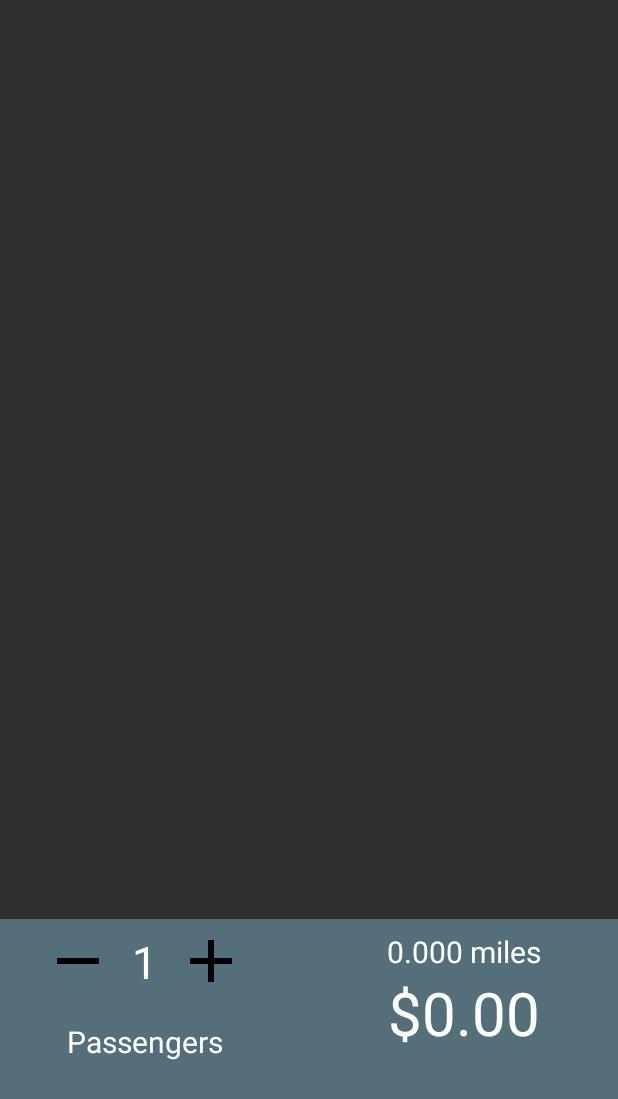
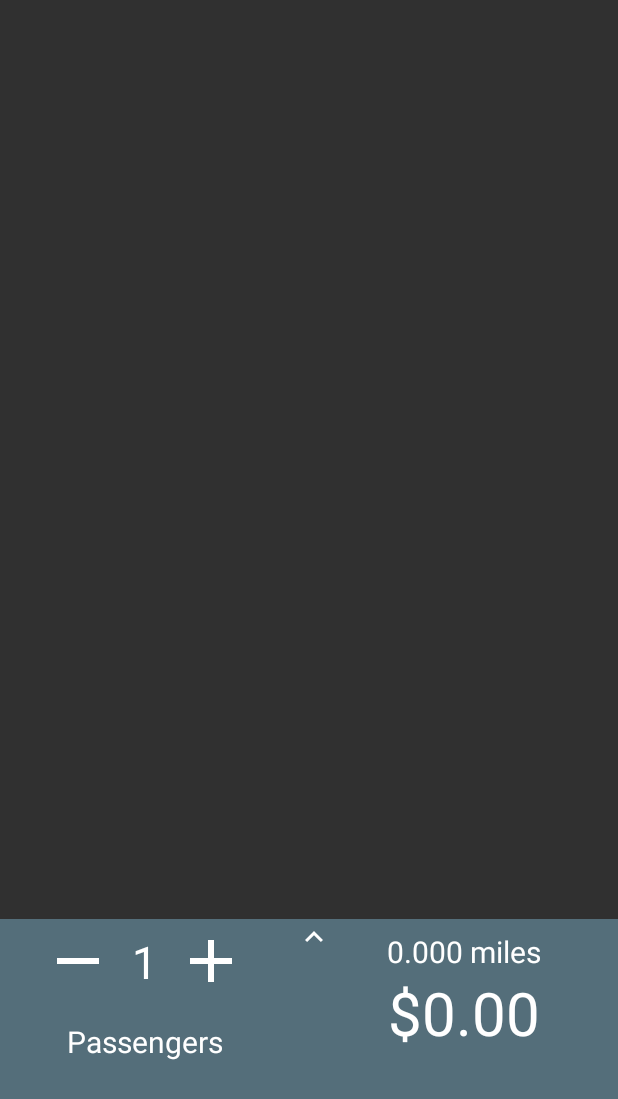
Before and after one commit to gherceg/no-free-ride, an Android app: the fragment SummaryFragment placed in its activity, on a phone screen of 412 x 824 dp, the part 137-1236 px from its top. Run offline under Robolectric (Android 15) with nearby library versions, the phone set to English and light mode, and no system bars; 3 statements that could not run were skipped.

Commit message:
minor changes

```diff
--- a/app/src/main/java/com/graham/nofreeride/activities/HomeActivity.java
+++ b/app/src/main/java/com/graham/nofreeride/activities/HomeActivity.java
@@ -13,10 +13,11 @@ import com.google.android.gms.maps.model.LatLng;
 import com.graham.nofreeride.R;
 import com.graham.nofreeride.fragments.home.HomeFragment;
 import com.graham.nofreeride.fragments.summary.SummaryFragment;
+import com.graham.nofreeride.utils.LocationTrackingService;
 
 import java.util.ArrayList;
 
-public class HomeActivity extends AppCompatActivity implements HomeFragment.HomeFragmentListener {
+public class HomeActivity extends AppCompatActivity implements HomeFragment.HomeFragmentListener, SummaryFragment.SummaryFragmentListener {
 
     HomeFragment homeFragment;
     Toolbar toolbar;
@@ -74,20 +75,19 @@ public class HomeActivity extends AppCompatActivity implements HomeFragment.Home
 
     @Override
     public void onStopDrivePressed(ArrayList<LatLng> latLngs, double distance) {
-        // parse locations array and start new fragment
-//        ParcelableLocations parcelableLocations = new ParcelableLocations(locations);
-
-//        ArrayList<LatLng> locations1 = new ArrayList<>();
-//        locations1.add(new LatLng(25.76, -80.1918));
-//        locations1.add(new LatLng(26.76, -80.1918));
-//        locations1.add(new LatLng(27.76, -80.1918));
-//        locations1.add(new LatLng(28.76, -80.1918));
-//        locations1.add(new LatLng(29.76, -80.1918));
-
-
-
         FragmentManager fragmentManager = getSupportFragmentManager();
         fragmentManager.beginTransaction().replace(R.id.frag_container, SummaryFragment.newInstance(distance,latLngs)).addToBackStack(null).commit();
+    }
 
+    @Override
+    public void onStartDrivePressed() {
+        // start location tracking service
+        Intent i = new Intent(getApplicationContext(), LocationTrackingService.class);
+        startService(i);
+    }
+
+    @Override
+    public void onSummarySwipeUp() {
+        // start detailed summary page
     }
 }
--- a/app/src/main/java/com/graham/nofreeride/fragments/home/HomeController.java
+++ b/app/src/main/java/com/graham/nofreeride/fragments/home/HomeController.java
@@ -64,11 +64,12 @@ public class HomeController implements HomeContract.controller {
 
     private void startDrive() {
         // tell the view the drive has started
-        view.driveHasStarted();
+//        view.driveHasStarted();
+        view.startDrive();
         isDriving = true;
 
         // TODO: should start tracking, receiving location updates on an interval
-        locationTracker.startLocationUpdates();
+//        locationTracker.startLocationUpdates();
     }
 
 
--- a/app/src/main/java/com/graham/nofreeride/fragments/home/HomeFragment.java
+++ b/app/src/main/java/com/graham/nofreeride/fragments/home/HomeFragment.java
@@ -49,7 +49,7 @@ public class HomeFragment extends Fragment implements HomeContract.view, View.On
 
     public interface HomeFragmentListener {
         void onStopDrivePressed(ArrayList<LatLng> latLngs, double distance);
-
+        void onStartDrivePressed();
     }
 
     private static final int PERMISSIONS_REQUEST_LOCATION = 1;
@@ -204,8 +204,7 @@ public class HomeFragment extends Fragment implements HomeContract.view, View.On
     @Override
     public void startDrive() {
         // Start background location tracking service
-        Intent i = new Intent(getContext().getApplicationContext(), LocationTrackingService.class);
-        getContext().startService(i);
+        mListener.onStartDrivePressed();
     }
 
     @Override
--- a/app/src/main/java/com/graham/nofreeride/fragments/summary/SummaryFragment.java
+++ b/app/src/main/java/com/graham/nofreeride/fragments/summary/SummaryFragment.java
@@ -1,5 +1,6 @@
 package com.graham.nofreeride.fragments.summary;
 
+import android.gesture.Gesture;
 import android.location.Location;
 import android.media.Image;
 import android.os.Bundle;
@@ -9,7 +10,9 @@ import android.support.v4.app.Fragment;
 import android.support.v7.app.ActionBar;
 import android.support.v7.app.AppCompatActivity;
 import android.util.Log;
+import android.view.GestureDetector;
 import android.view.LayoutInflater;
+import android.view.MotionEvent;
 import android.view.View;
 import android.view.ViewGroup;
 import android.widget.Button;
@@ -40,11 +43,11 @@ import static android.content.ContentValues.TAG;
  * Created by grahamherceg on 2/10/18.
  */
 
-public class SummaryFragment extends Fragment implements SummaryContract.view, OnMapReadyCallback, View.OnClickListener {
+public class SummaryFragment extends Fragment implements SummaryContract.view, OnMapReadyCallback, View.OnClickListener, View.OnTouchListener {
 
 
     public interface SummaryFragmentListener {
-
+        void onSummarySwipeUp();
     }
 
     View view;
@@ -60,6 +63,8 @@ public class SummaryFragment extends Fragment implements SummaryContract.view, O
     private double mPricePerRider;
     private double mDistance;
     private ArrayList<LatLng> mLocations;
+
+    private GestureDetector mDetector;
 
 
     public static SummaryFragment newInstance(double distance, ArrayList<LatLng> locations) {
@@ -108,6 +113,8 @@ public class SummaryFragment extends Fragment implements SummaryContract.view, O
         distanceTextView.setText(distance);
 
         statsContainer = (View)view.findViewById(R.id.view_stats_container);
+        mDetector = new GestureDetector(getContext(), new GestureListener());
+        statsContainer.setOnTouchListener(this);
 
         numOfPassengersTextView = (TextView)view.findViewById(R.id.tv_num_of_passengers);
         updateNumberOfPassengers(Integer.toString(1));
@@ -126,6 +133,7 @@ public class SummaryFragment extends Fragment implements SummaryContract.view, O
 
         return view;
     }
+
 
     @Override
     public void updatePriceTextView(String price) {
@@ -157,6 +165,7 @@ public class SummaryFragment extends Fragment implements SummaryContract.view, O
             // Store a data object with the polyline, used here to indicate an arbitrary type.
             polyline1.setTag("Drive");
             // style it?
+            polyline1.setStartCap(new RoundCap());
             polyline1.setEndCap(new RoundCap());
             polyline1.setWidth(10);
             polyline1.setColor(R.color.colorPrimary);
@@ -180,4 +189,37 @@ public class SummaryFragment extends Fragment implements SummaryContract.view, O
         }
     }
 
+    // pass onto gesture detector
+    @Override
+    public boolean onTouch(View v, MotionEvent event) {
+        if(v.getId() == R.id.view_stats_container) {
+            return mDetector.onTouchEvent(event);
+        }
+        return false;
+    }
+
+
+    // Hanlding gestures
+    class GestureListener extends GestureDetector.SimpleOnGestureListener {
+        @Override
+        public boolean onDown(MotionEvent e) {
+            Log.d(TAG, "onDown: Pressed the viewwww");
+            return true;
+        }
+
+        @Override
+        public boolean onScroll(MotionEvent e1, MotionEvent e2, float distanceX, float distanceY) {
+            Log.d(TAG, "onScroll: Scrolling");
+
+            return super.onScroll(e1, e2, distanceX, distanceY);
+        }
+
+        @Override
+        public boolean onFling(MotionEvent e1, MotionEvent e2, float velocityX, float velocityY) {
+            Log.d(TAG, "onFling: Flung that shit with velocity " + velocityX + " and " + velocityY);
+
+            return super.onFling(e1, e2, velocityX, velocityY);
+        }
+    }
+
 }
--- a/app/src/main/res/drawable/ic_add_black_24dp.xml
+++ b/app/src/main/res/drawable/ic_add_white_24dp.xml
@@ -1,4 +1,4 @@
 <vector android:height="48dp" android:viewportHeight="24.0"
-    android:viewportWidth="24.0" android:width="48dp" xmlns:android="http://schemas.android.com/apk/res/android">
+    android:tint="@color/white" android:viewportWidth="24.0" android:width="48dp" xmlns:android="http://schemas.android.com/apk/res/android">
     <path android:fillColor="#FF000000" android:pathData="M19,13h-6v6h-2v-6H5v-2h6V5h2v6h6v2z"/>
 </vector>
--- /dev/null
+++ b/app/src/main/res/drawable/ic_keyboard_arrow_up_white_24dp.xml
@@ -0,0 +1,10 @@
+<vector xmlns:android="http://schemas.android.com/apk/res/android"
+        android:width="24dp"
+        android:height="24dp"
+        android:viewportWidth="24.0"
+        android:viewportHeight="24.0"
+        android:tint="@color/white">
+    <path
+        android:fillColor="#FF000000"
+        android:pathData="M7.41,15.41L12,10.83l4.59,4.58L18,14l-6,-6 -6,6z"/>
+</vector>
--- a/app/src/main/res/drawable/ic_remove_black_24dp.xml
+++ b/app/src/main/res/drawable/ic_remove_white_24dp.xml
@@ -1,4 +1,4 @@
 <vector android:height="48dp" android:viewportHeight="24.0"
-    android:viewportWidth="24.0" android:width="48dp" xmlns:android="http://schemas.android.com/apk/res/android">
+    android:tint="@color/white" android:viewportWidth="24.0" android:width="48dp" xmlns:android="http://schemas.android.com/apk/res/android">
     <path android:fillColor="#FF000000" android:pathData="M19,13H5v-2h14v2z"/>
 </vector>
--- a/app/src/main/res/layout/activity_home.xml
+++ b/app/src/main/res/layout/activity_home.xml
@@ -13,7 +13,7 @@
         android:background="@color/colorPrimary"
         app:titleTextColor="@color/white"
         app:subtitleTextColor="@color/white"
-
+        app:popupTheme="@color/colorPrimaryDark"
         android:elevation="4dp"
         android:theme="@style/ThemeOverlay.AppCompat.ActionBar"
         app:layout_constraintEnd_toEndOf="parent"
--- a/app/src/main/res/layout/fragment_summary.xml
+++ b/app/src/main/res/layout/fragment_summary.xml
@@ -67,7 +67,7 @@
         android:layout_marginStart="16dp"
         android:layout_marginTop="8dp"
         android:background="@color/colorPrimary"
-        android:src="@drawable/ic_add_black_24dp"
+        android:src="@drawable/ic_add_white_24dp"
         app:layout_constraintEnd_toStartOf="@+id/tv_price_per_rider"
         app:layout_constraintHorizontal_bias="0.0"
         app:layout_constraintStart_toEndOf="@+id/tv_num_of_passengers"
@@ -80,7 +80,7 @@
         android:layout_marginStart="32dp"
         android:layout_marginTop="8dp"
         android:background="@color/colorPrimary"
-        android:src="@drawable/ic_remove_black_24dp"
+        android:src="@drawable/ic_remove_white_24dp"
         app:layout_constraintStart_toStartOf="parent"
         app:layout_constraintTop_toTopOf="@+id/view_stats_container" />
 
@@ -113,6 +113,17 @@
         app:layout_constraintTop_toTopOf="@+id/view_stats_container"
         tools:text="3" />
 
+    <ImageView
+        android:id="@+id/imageView"
+        android:layout_width="wrap_content"
+        android:layout_height="wrap_content"
+        android:layout_marginEnd="8dp"
+        android:layout_marginStart="8dp"
+        app:layout_constraintEnd_toStartOf="@+id/tv_total_distance"
+        app:layout_constraintStart_toEndOf="@+id/btn_add_rider"
+        app:layout_constraintTop_toTopOf="@+id/view_stats_container"
+        app:srcCompat="@drawable/ic_keyboard_arrow_up_white_24dp" />
+
     <!--<NumberPicker-->
         <!--android:id="@+id/np_num_riders"-->
         <!--android:layout_width="match_parent"-->
--- a/app/src/main/res/values/styles.xml
+++ b/app/src/main/res/values/styles.xml
@@ -11,6 +11,7 @@
 
     <style name="MyActionBar" parent="@style/Widget.AppCompat.ActionBar.Solid">
         <item name="android:titleTextColor">@color/white</item>
+        <item name="android:popupBackground">@color/colorPrimaryDark</item>
     </style>
 
     <style name="Text">
```
